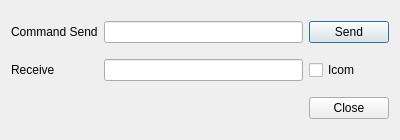
The window that dialogcommand.ui (PianetaRadio/CatRadio) describes before a commit, drawn with Qt 5.
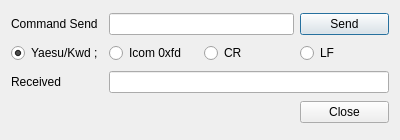
The same window after the commit.

Commit message:
Custom command
#22

What changed in the file:
```diff
--- a/dialogcommand.ui
+++ b/dialogcommand.ui
@@ -13,7 +13,7 @@
   <property name="windowTitle">
    <string>Command</string>
   </property>
-  <layout class="QGridLayout" name="gridLayout">
+  <layout class="QGridLayout" name="gridLayout" columnstretch="0,0,0,0">
    <item row="0" column="0">
     <widget class="QLabel" name="label_commandSend">
      <property name="text">
@@ -21,44 +21,71 @@
      </property>
     </widget>
    </item>
-   <item row="0" column="1">
-    <widget class="QLineEdit" name="lineEdit_commandSend"/>
+   <item row="2" column="0">
+    <widget class="QLabel" name="label_received">
+     <property name="text">
+      <string>Received</string>
+     </property>
+     <property name="buddy">
+      <cstring>lineEdit_receive</cstring>
+     </property>
+    </widget>
    </item>
-   <item row="0" column="2">
+   <item row="0" column="3">
     <widget class="QPushButton" name="pushButton_send">
      <property name="text">
       <string>Send</string>
      </property>
     </widget>
    </item>
-   <item row="1" column="0">
-    <widget class="QLabel" name="label_receive">
+   <item row="1" column="3">
+    <widget class="QRadioButton" name="radioButton_LF">
      <property name="text">
-      <string>Receive</string>
+      <string>LF</string>
      </property>
     </widget>
    </item>
-   <item row="1" column="1">
-    <widget class="QLineEdit" name="lineEdit_receive">
-     <property name="readOnly">
-      <bool>true</bool>
-     </property>
-    </widget>
+   <item row="0" column="1" colspan="2">
+    <widget class="QLineEdit" name="lineEdit_commandSend"/>
    </item>
-   <item row="1" column="2">
-    <widget class="QCheckBox" name="checkBox_icom">
-     <property name="text">
-      <string>Icom</string>
-     </property>
-    </widget>
-   </item>
-   <item row="2" column="2">
+   <item row="3" column="3">
     <widget class="QPushButton" name="pushButton_close">
      <property name="text">
       <string>Close</string>
      </property>
     </widget>
    </item>
+   <item row="1" column="2">
+    <widget class="QRadioButton" name="radioButton_CR">
+     <property name="text">
+      <string>CR</string>
+     </property>
+    </widget>
+   </item>
+   <item row="2" column="1" colspan="3">
+    <widget class="QLineEdit" name="lineEdit_receive">
+     <property name="readOnly">
+      <bool>true</bool>
+     </property>
+    </widget>
+   </item>
+   <item row="1" column="1">
+    <widget class="QRadioButton" name="radioButton_icom">
+     <property name="text">
+      <string>Icom 0xfd</string>
+     </property>
+    </widget>
+   </item>
+   <item row="1" column="0">
+    <widget class="QRadioButton" name="radioButton_yaesu">
+     <property name="text">
+      <string>Yaesu/Kwd ;</string>
+     </property>
+     <property name="checked">
+      <bool>true</bool>
+     </property>
+    </widget>
+   </item>
   </layout>
  </widget>
  <resources/>
```
Left out of the diff: 3 changed lines with no effect on the pictures. The commit also changes 2 other files.
